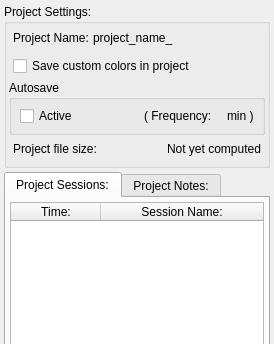
First picture: the form in src/Interface/Application/ProjectDockWidget.ui, repository jessdtate/Seg3D, before the edit; both pictures show x 0 to 274 and y 0 to 344 of the 274 by 801 pixel window.
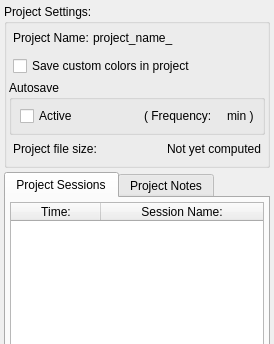
Second picture: the form after the edit.

```diff
--- a/src/Interface/Application/ProjectDockWidget.ui
+++ b/src/Interface/Application/ProjectDockWidget.ui
@@ -271,7 +271,7 @@
       </property>
       <widget class="QWidget" name="sessions_tab_">
        <attribute name="title">
-        <string>Project Sessions:</string>
+        <string>Project Sessions</string>
        </attribute>
        <layout class="QVBoxLayout" name="verticalLayout_8">
         <property name="margin">
@@ -456,7 +456,7 @@
       </widget>
       <widget class="QWidget" name="notes_tab_">
        <attribute name="title">
-        <string>Project Notes:</string>
+        <string>Project Notes</string>
        </attribute>
        <layout class="QVBoxLayout" name="verticalLayout_6">
         <property name="margin">
```
